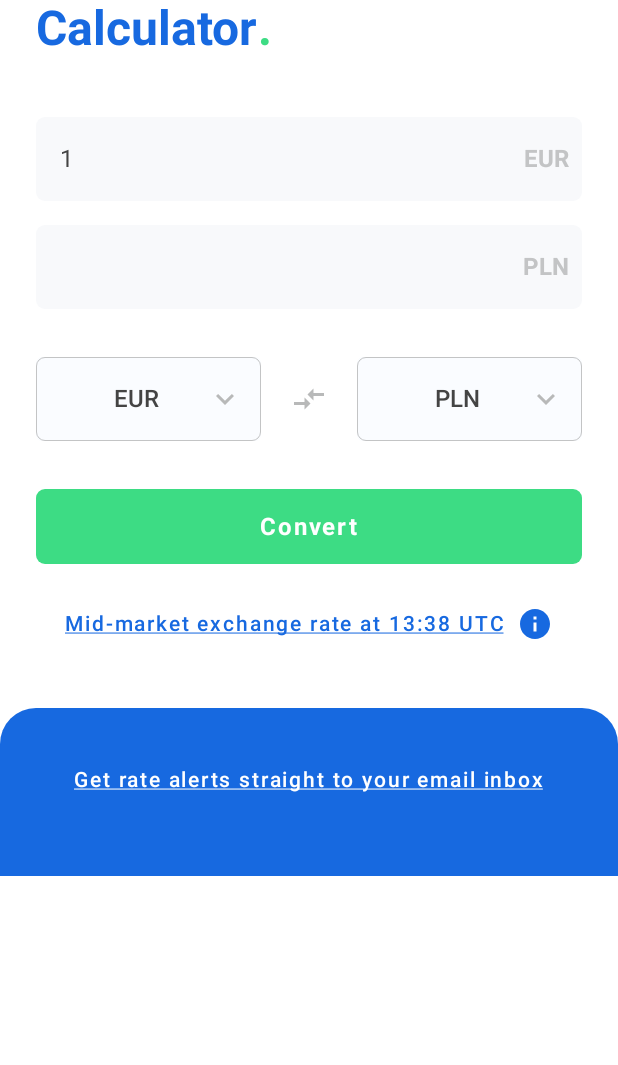
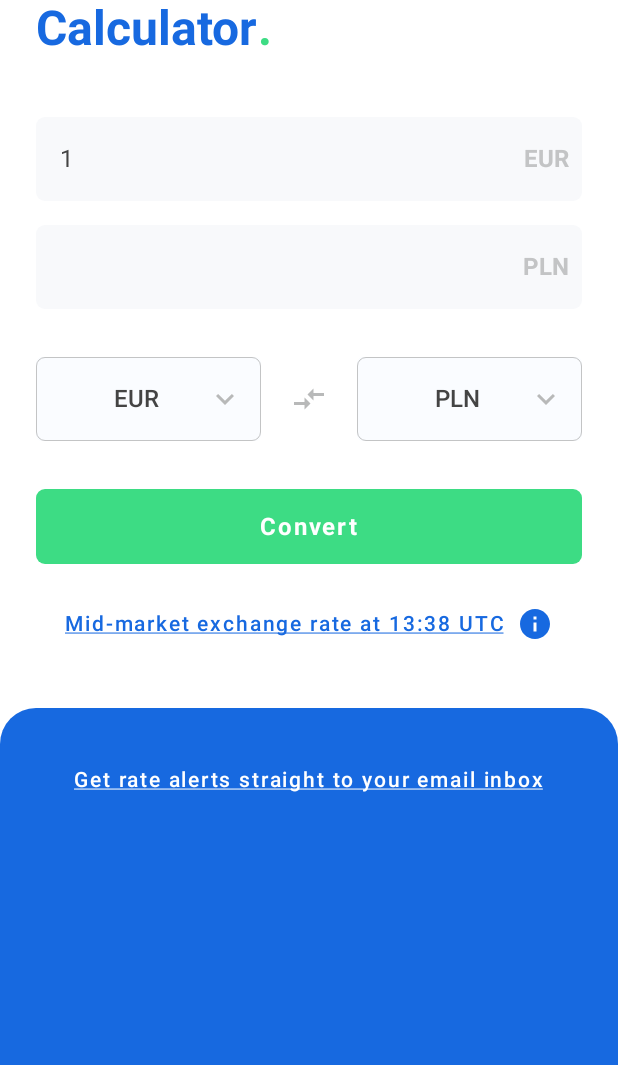
Before and after one commit to abdulwahabhassan/currency-calculator-jetpack-compose, an Android app built with Jetpack Compose: the screen it shows after launch (MainActivity), on a phone screen of 412 x 824 dp, the part 171-1236 px from its top. Run offline under Robolectric (Android 15) with nearby library versions, the phone set to English and light mode, and no system bars; our stand-ins replace Dagger/Hilt's generated code, livedata-compose; libraries missing offline, so code that uses them is left out: com.madrapps.plot; network calls fail; 1 statement that could not run was skipped.

Commit message:
update ui

```diff
--- a/app/src/main/java/com/hassan/currencycalc/ui/views/MainGraphSection.kt
+++ b/app/src/main/java/com/hassan/currencycalc/ui/views/MainGraphSection.kt
@@ -37,7 +37,7 @@ fun MainGraphSection(mainViewModel: MainViewModel, base: String, target: String)
     val timeSeriesRates by mainViewModel.timeSeriesRates.observeAsState(RatesResult())
 
     Column(
-        modifier = Modifier.fillMaxWidth()
+        modifier = Modifier.fillMaxWidth().defaultMinSize(minHeight = 300.dp)
             .background(
                 color = MaterialTheme.colors.onPrimary,
                 shape = RoundedCornerShape(topStart = 24.dp, topEnd = 24.dp)
```
